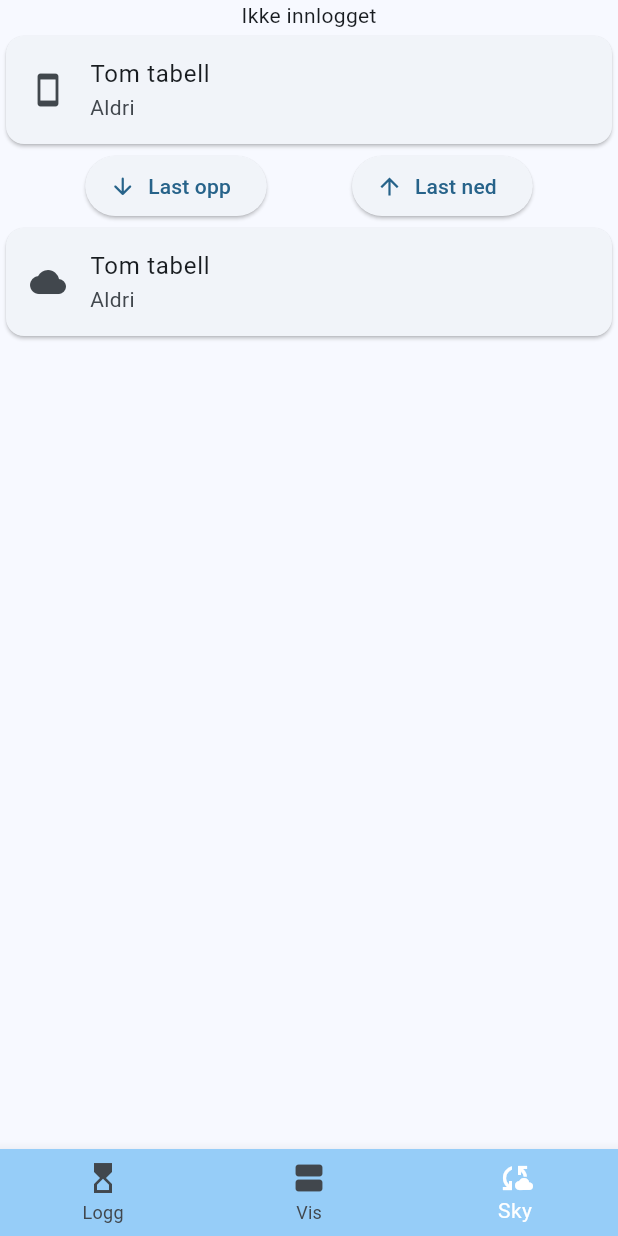
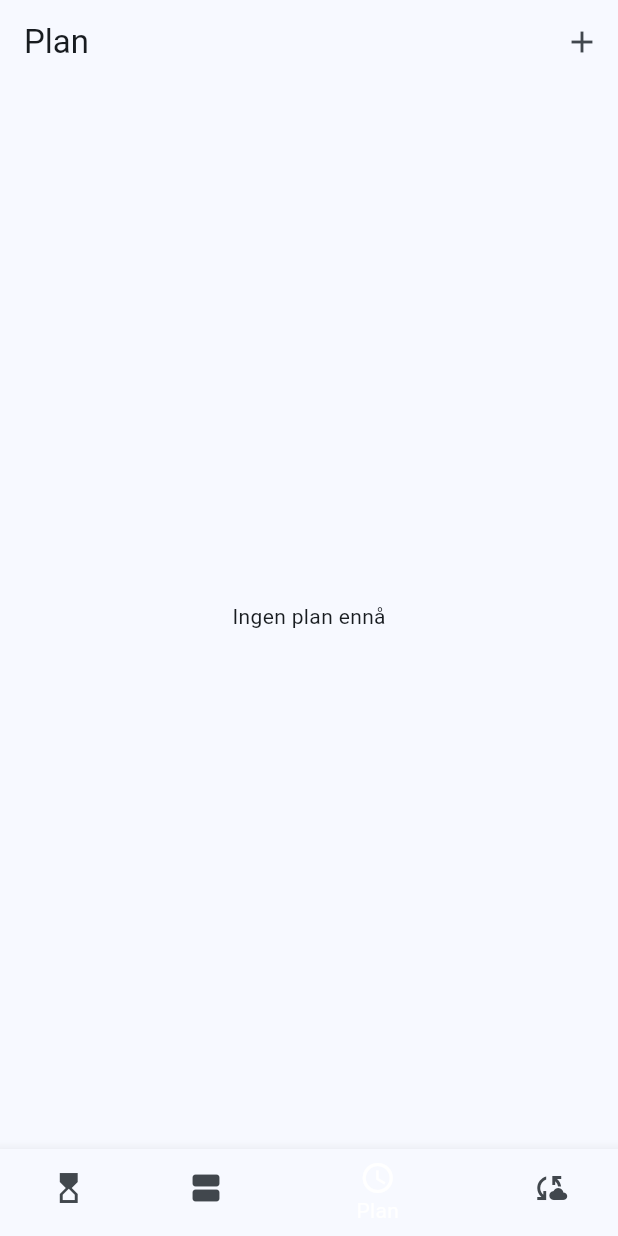
Before and after one commit to lhartvik/On, a Flutter app: the screen it shows after launch, item 3 of the bottom bar chosen, on a phone screen of 412 x 824 dp. Run offline on Flutter 3.47's test engine with Material 3 defaults, Android fonts, the phone set to English and light mode, and no system bars; our stand-ins replace flutter_dotenv, google_sign_in, sqflite, supabase_flutter; accounts and stored records are empty.

Commit message:
Before recreating

```diff
--- /dev/null
+++ b/devtools_options.yaml
@@ -0,0 +1,3 @@
+description: This file stores settings for Dart & Flutter DevTools.
+documentation: https://docs.flutter.dev/tools/devtools/extensions#configure-extension-enablement-states
+extensions:
--- a/lib/main.dart
+++ b/lib/main.dart
@@ -3,8 +3,10 @@ import 'package:flutter_dotenv/flutter_dotenv.dart';
 import 'package:on_app/on_screen.dart';
 import 'package:on_app/view_screen.dart';
 import 'package:supabase_flutter/supabase_flutter.dart';
+import 'package:intl/date_symbol_data_local.dart';
 
 import 'cloud_screen.dart';
+import 'plan_screen.dart';
 
 Future<void> main() async {
   WidgetsFlutterBinding.ensureInitialized();
@@ -17,6 +19,8 @@ Future<void> main() async {
       url: dotenv.env['SUPABASE_URL'] ?? '',
       anonKey: dotenv.env['SUPABASE_KEY'] ?? '',
       realtimeClientOptions: const RealtimeClientOptions(eventsPerSecond: 2));
+  initializeDateFormatting();
+
   runApp(const OnApp());
 }
 
@@ -25,6 +29,9 @@ class OnApp extends StatelessWidget {
   @override
   Widget build(BuildContext context) {
     return MaterialApp(
+      builder: (context, child) => MediaQuery(
+          data: MediaQuery.of(context).copyWith(alwaysUse24HourFormat: true),
+          child: child!),
       title: 'On!',
       debugShowCheckedModeBanner: false,
       theme: ThemeData(
@@ -54,6 +61,7 @@ class _HomePageState extends State<HomePage> {
   final List<Widget> _screens = [
     const OnScreen(),
     const ViewScreen(),
+    const PlanScreen(),
     const CloudScreen(),
   ];
 
@@ -68,6 +76,7 @@ class _HomePageState extends State<HomePage> {
           BottomNavigationBarItem(
               icon: Icon(Icons.hourglass_top), label: 'Logg'),
           BottomNavigationBarItem(icon: Icon(Icons.view_agenda), label: 'Vis'),
+          BottomNavigationBarItem(icon: Icon(Icons.access_time), label: 'Plan'),
           BottomNavigationBarItem(icon: Icon(Icons.cloud_sync), label: 'Sky'),
         ],
         selectedItemColor: Theme.of(context).colorScheme.onPrimary,
--- /dev/null
+++ b/lib/model/plan.dart
@@ -0,0 +1,27 @@
+import 'package:flutter/material.dart';
+import 'package:uuid/uuid.dart';
+
+final uuid = Uuid();
+
+class Plan {
+  late String id;
+  final String medicine;
+  final TimeOfDay time;
+
+  String get tidString =>
+      '${time.hour.toString().padLeft(2, '0')}:${time.minute.toString().padLeft(2, '0')}';
+
+  Plan({String? id, required this.medicine, required this.time})
+      : id = id ?? uuid.v4();
+
+  factory Plan.fromJsonDatabase(Map<String, dynamic> jsonObject) {
+    final String id = jsonObject['id'] as String;
+    final String timeString = jsonObject['time'] as String;
+
+    final hour = int.parse(timeString.split(':')[0]);
+    final minute = int.parse(timeString.split(':')[1]);
+
+    final tid = TimeOfDay(hour: hour, minute: minute);
+    return Plan(id: id, medicine: jsonObject['medicine'] as String, time: tid);
+  }
+}
--- a/lib/on_screen.dart
+++ b/lib/on_screen.dart
@@ -115,7 +115,7 @@ class _OnScreenState extends State<OnScreen> {
             Loggeknapp(
                 tittel: 'On',
                 theme: theme,
-                disabled: _isOn,
+                disabled: false,
                 action: () {
                   setState(() {
                     _isOn = true;
@@ -125,7 +125,7 @@ class _OnScreenState extends State<OnScreen> {
             Loggeknapp(
                 tittel: 'Off',
                 theme: theme,
-                disabled: !_isOn,
+                disabled: false,
                 action: () {
                   setState(() {
                     _isOn = false;
--- /dev/null
+++ b/lib/plan_screen.dart
@@ -0,0 +1,99 @@
+import 'package:flutter/material.dart';
+import 'package:on_app/db/sqflite_helper.dart';
+
+import 'model/plan.dart';
+import 'new_plan.dart';
+import 'plan_list.dart';
+
+class PlanScreen extends StatefulWidget {
+  const PlanScreen({super.key});
+
+  @override
+  State<PlanScreen> createState() => _PlanScreenState();
+}
+
+class _PlanScreenState extends State<PlanScreen> {
+  final List<Plan> _plannedMeds = [];
+
+  void _addPlan(Plan plan) {
+    setState(() {
+      _plannedMeds.add(plan);
+    });
+    LocalDBHelper.instance.insertPlan(plan);
+  }
+
+  void _openAppPlanOverlay() {
+    showModalBottomSheet(
+      useSafeArea: true,
+      isScrollControlled: true,
+      context: context,
+      builder: (ctx) => NewPlan(onAddPlan: _addPlan),
+    );
+  }
+
+  void copyPlan(Plan plan) {
+    showModalBottomSheet(
+      useSafeArea: true,
+      isScrollControlled: true,
+      context: context,
+      builder: (ctx) => NewPlan(onAddPlan: _addPlan, copyPlan: plan),
+    );
+  }
+
+  void _removePlan(Plan plan) {
+    LocalDBHelper.instance.removePlan(plan.id);
+    setState(() {});
+
+    ScaffoldMessenger.of(context).showSnackBar(SnackBar(
+      content: Text('${plan.medicine} fjernet'),
+      action: SnackBarAction(
+        label: 'IKKE SLETT LIKEVEL',
+        onPressed: () {
+          LocalDBHelper.instance.insertPlan(plan);
+          setState(() {});
+        },
+      ),
+    ));
+  }
+
+  @override
+  Widget build(BuildContext context) {
+    print('Planscreen build');
+
+    return Scaffold(
+        appBar: AppBar(
+          title: const Text('Plan'),
+          actions: <Widget>[
+            IconButton(
+              icon: const Icon(Icons.add),
+              onPressed: _openAppPlanOverlay,
+            ),
+          ],
+        ),
+        body: FutureBuilder(
+          builder: (ctx, planData) {
+            if (planData.connectionState == ConnectionState.waiting) {
+              return Center(
+                child: CircularProgressIndicator(),
+              );
+            } else if (planData.connectionState == ConnectionState.done &&
+                planData.hasData &&
+                planData.data!.isNotEmpty) {
+              return PlanList(
+                  plannedMeds: planData.data as List<Plan>,
+                  onRemovePlan: _removePlan,
+                  copyPlan: copyPlan);
+            } else if (planData.hasError) {
+              return Center(
+                child: Text('Error: ${planData.error}'),
+              );
+            } else {
+              return const Center(
+                child: Text('Ingen plan ennå'),
+              );
+            }
+          },
+          future: LocalDBHelper.instance.getMedicinePlan(),
+        ));
+  }
+}
--- /dev/null
+++ b/lib/plan_widget.dart
@@ -0,0 +1,22 @@
+import 'package:flutter/material.dart';
+import 'package:on_app/model/plan.dart';
+
+class PlanWidget extends StatelessWidget {
+  final Plan plan;
+
+  final void Function() copyPlan;
+
+  const PlanWidget({super.key, required this.plan, required this.copyPlan});
+
+  @override
+  Widget build(BuildContext context) {
+    return Card(
+      child: ListTile(
+        title: Text(plan.medicine),
+        subtitle: Text(plan.tidString),
+        leading: Icon(Icons.medical_services),
+        trailing: IconButton(onPressed: copyPlan, icon: Icon(Icons.copy)),
+      ),
+    );
+  }
+}
--- a/lib/view_screen.dart
+++ b/lib/view_screen.dart
@@ -32,7 +32,9 @@ class ViewScreen extends StatelessWidget {
                     ));
                   });
             } else {
-              return Placeholder();
+              return const Center(
+                child: Text('Ingen registreringer ennå'),
+              );
             }
           }),
     );
--- a/pubspec.yaml
+++ b/pubspec.yaml
@@ -37,6 +37,7 @@ dependencies:
   path: ^1.9.0
   sqflite: ^2.4.1
   supabase_flutter: ^2.8.2
+  uuid: ^4.5.1
 
 dev_dependencies:
   flutter_lints: ^5.0.0
```
Also changed, not shown: lib/components/loggeknapp.dart (+17 -11 lines), lib/db/sqflite_helper.dart (+58 -10 lines), lib/model/logg.dart (+7 -0 lines), lib/new_plan.dart (added, +100 -0 lines), lib/plan_list.dart (added, +36 -0 lines), pubspec.lock, 3 other files.
